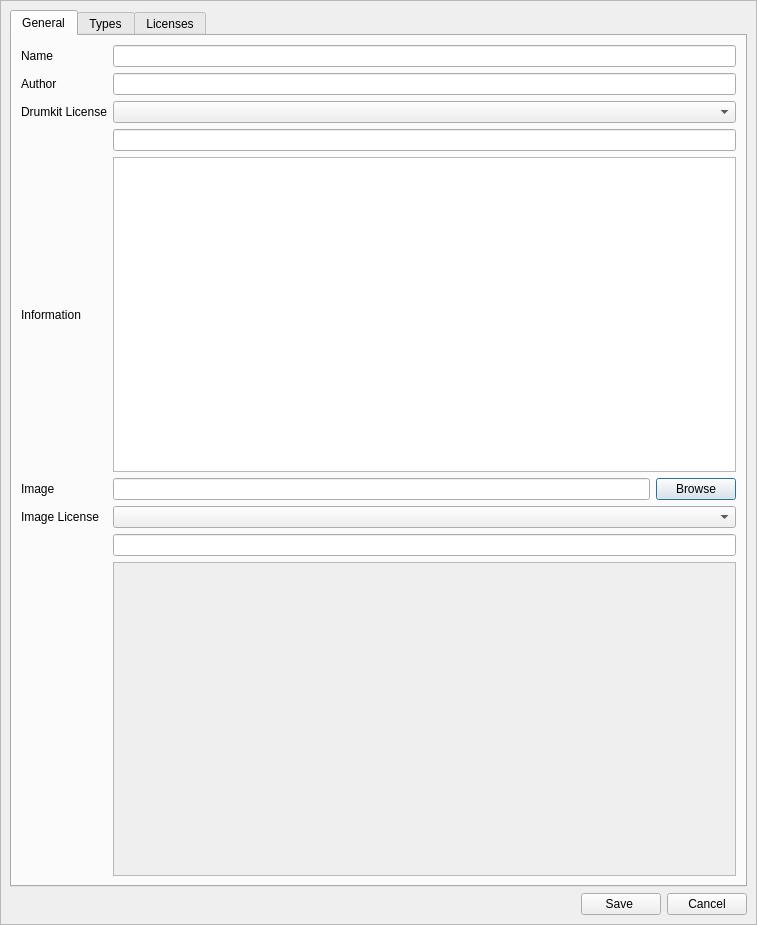
The window that src/gui/src/SoundLibrary/DrumkitPropertiesDialog_UI.ui (hydrogen-music/hydrogen) describes before a commit, drawn with Qt 5.
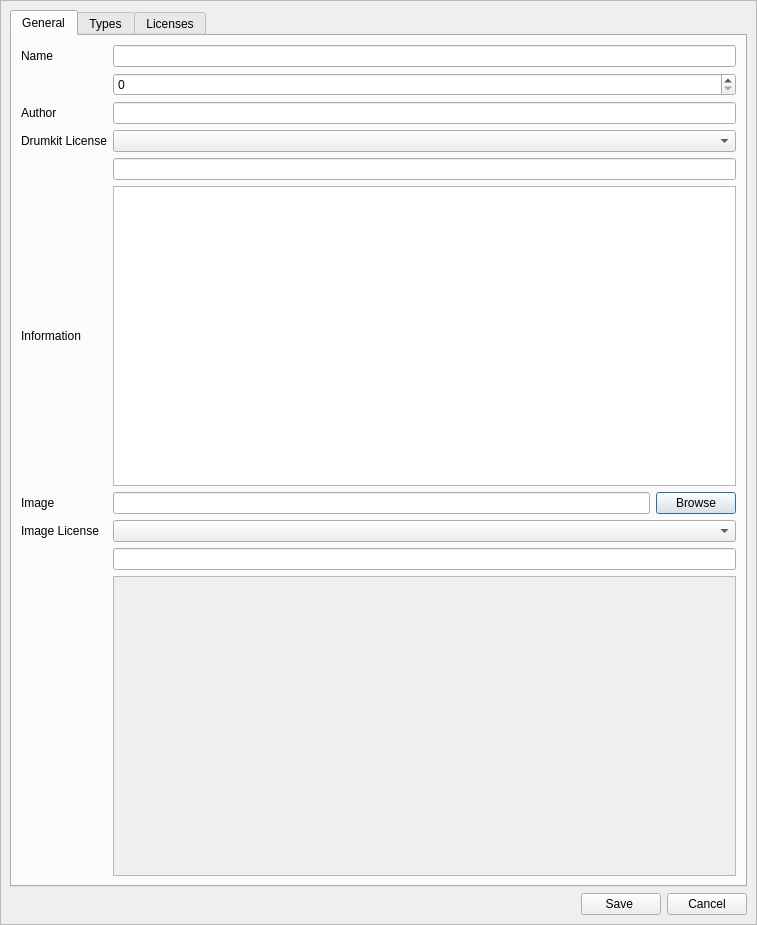
The same window after the commit. Custom widgets are drawn as their Qt base class.

Commit message:
DrumkitPropertiesDialog: set drumkit version
implements MADR 0002

```diff
--- a/src/gui/src/SoundLibrary/DrumkitPropertiesDialog_UI.ui
+++ b/src/gui/src/SoundLibrary/DrumkitPropertiesDialog_UI.ui
@@ -45,7 +45,7 @@
        <rect>
         <x>0</x>
         <y>0</y>
-        <width>752</width>
+        <width>755</width>
         <height>923</height>
        </rect>
       </property>
@@ -87,133 +87,7 @@
        <string>General</string>
       </attribute>
       <layout class="QGridLayout" name="gridLayout" columnstretch="0,1">
-       <item row="4" column="0">
-        <widget class="QLabel" name="label_3">
-         <property name="text">
-          <string>Information</string>
-         </property>
-         <property name="alignment">
-          <set>Qt::AlignLeading|Qt::AlignLeft|Qt::AlignVCenter</set>
-         </property>
-         <property name="wordWrap">
-          <bool>true</bool>
-         </property>
-        </widget>
-       </item>
-       <item row="7" column="0">
-        <widget class="QLabel" name="imageLicenseLbl">
-         <property name="sizePolicy">
-          <sizepolicy hsizetype="Expanding" vsizetype="Minimum">
-           <horstretch>0</horstretch>
-           <verstretch>0</verstretch>
-          </sizepolicy>
-         </property>
-         <property name="text">
-          <string>Image License</string>
-         </property>
-         <property name="wordWrap">
-          <bool>true</bool>
-         </property>
-        </widget>
-       </item>
-       <item row="6" column="1">
-        <layout class="QHBoxLayout" name="horizontalLayout_3">
-         <item>
-          <widget class="LCDDisplay" name="imageText">
-           <property name="sizePolicy">
-            <sizepolicy hsizetype="Expanding" vsizetype="Fixed">
-             <horstretch>0</horstretch>
-             <verstretch>0</verstretch>
-            </sizepolicy>
-           </property>
-           <property name="minimumSize">
-            <size>
-             <width>370</width>
-             <height>21</height>
-            </size>
-           </property>
-           <property name="text">
-            <string/>
-           </property>
-          </widget>
-         </item>
-         <item>
-          <widget class="Button" name="imageBrowsePushButton">
-           <property name="sizePolicy">
-            <sizepolicy hsizetype="Fixed" vsizetype="Fixed">
-             <horstretch>0</horstretch>
-             <verstretch>0</verstretch>
-            </sizepolicy>
-           </property>
-           <property name="text">
-            <string>Browse</string>
-           </property>
-          </widget>
-         </item>
-        </layout>
-       </item>
        <item row="4" column="1">
-        <widget class="LCDTextEdit" name="infoTxt">
-         <property name="sizePolicy">
-          <sizepolicy hsizetype="Expanding" vsizetype="MinimumExpanding">
-           <horstretch>0</horstretch>
-           <verstretch>0</verstretch>
-          </sizepolicy>
-         </property>
-         <property name="minimumSize">
-          <size>
-           <width>0</width>
-           <height>46</height>
-          </size>
-         </property>
-         <property name="styleSheet">
-          <string notr="true"/>
-         </property>
-         <property name="acceptRichText">
-          <bool>false</bool>
-         </property>
-        </widget>
-       </item>
-       <item row="1" column="1">
-        <widget class="LCDDisplay" name="authorTxt">
-         <property name="sizePolicy">
-          <sizepolicy hsizetype="Expanding" vsizetype="Fixed">
-           <horstretch>0</horstretch>
-           <verstretch>0</verstretch>
-          </sizepolicy>
-         </property>
-        </widget>
-       </item>
-       <item row="7" column="1">
-        <widget class="LCDCombo" name="imageLicenseComboBox">
-         <property name="sizePolicy">
-          <sizepolicy hsizetype="Expanding" vsizetype="Fixed">
-           <horstretch>0</horstretch>
-           <verstretch>0</verstretch>
-          </sizepolicy>
-         </property>
-        </widget>
-       </item>
-       <item row="2" column="0">
-        <widget class="QLabel" name="licenseLbl">
-         <property name="sizePolicy">
-          <sizepolicy hsizetype="Preferred" vsizetype="Minimum">
-           <horstretch>0</horstretch>
-           <verstretch>0</verstretch>
-          </sizepolicy>
-         </property>
-         <property name="text">
-          <string>Drumkit License</string>
-         </property>
-         <property name="alignment">
-          <set>Qt::AlignLeading|Qt::AlignLeft|Qt::AlignVCenter</set>
-         </property>
-         <property name="wordWrap">
-          <bool>true</bool>
-         </property>
-        </widget>
-       </item>
-       <item row="3" column="1">
         <widget class="LCDDisplay" name="licenseStringTxt">
          <property name="sizePolicy">
           <sizepolicy hsizetype="Expanding" vsizetype="Fixed">
@@ -226,76 +100,44 @@
          </property>
         </widget>
        </item>
-       <item row="1" column="0">
-        <widget class="QLabel" name="label_2">
-         <property name="sizePolicy">
-          <sizepolicy hsizetype="Expanding" vsizetype="Preferred">
-           <horstretch>0</horstretch>
-           <verstretch>0</verstretch>
-          </sizepolicy>
-         </property>
+           <item row="4" column="0">
+            <widget class="QLabel" name="licenseStringLbl">
          <property name="text">
-          <string>Author</string>
-         </property>
-        </widget>
-       </item>
-       <item row="0" column="1">
-        <widget class="LCDDisplay" name="nameTxt">
-         <property name="sizePolicy">
-          <sizepolicy hsizetype="Expanding" vsizetype="Fixed">
-           <horstretch>0</horstretch>
-           <verstretch>0</verstretch>
-          </sizepolicy>
-         </property>
-        </widget>
-       </item>
-       <item row="0" column="0">
-        <widget class="QLabel" name="label">
-         <property name="sizePolicy">
-          <sizepolicy hsizetype="Expanding" vsizetype="Fixed">
-           <horstretch>0</horstretch>
-           <verstretch>0</verstretch>
-          </sizepolicy>
-         </property>
-         <property name="text">
-          <string>Name</string>
-         </property>
-        </widget>
-       </item>
-       <item row="8" column="1">
-        <widget class="LCDDisplay" name="imageLicenseStringTxt">
-         <property name="sizePolicy">
-          <sizepolicy hsizetype="Expanding" vsizetype="Fixed">
-           <horstretch>0</horstretch>
-           <verstretch>0</verstretch>
-          </sizepolicy>
-         </property>
-        </widget>
-       </item>
-       <item row="6" column="0">
-        <widget class="QLabel" name="label_5">
-         <property name="sizePolicy">
-          <sizepolicy hsizetype="Preferred" vsizetype="Minimum">
-           <horstretch>0</horstretch>
-           <verstretch>0</verstretch>
-          </sizepolicy>
-         </property>
-         <property name="text">
-          <string>Image</string>
-         </property>
-        </widget>
-       </item>
-       <item row="2" column="1">
-        <widget class="LCDCombo" name="licenseComboBox">
-         <property name="sizePolicy">
-          <sizepolicy hsizetype="Expanding" vsizetype="Fixed">
-           <horstretch>0</horstretch>
-           <verstretch>0</verstretch>
-          </sizepolicy>
+              <string/>
          </property>
         </widget>
        </item>
        <item row="9" column="1">
+            <widget class="LCDDisplay" name="imageLicenseStringTxt">
+             <property name="sizePolicy">
+              <sizepolicy hsizetype="Expanding" vsizetype="Fixed">
+               <horstretch>0</horstretch>
+               <verstretch>0</verstretch>
+              </sizepolicy>
+             </property>
+            </widget>
+           </item>
+           <item row="9" column="0">
+            <widget class="QLabel" name="imageLicenseStringLbl">
+             <property name="text">
+              <string/>
+             </property>
+            </widget>
+           </item>
+           <item row="5" column="0">
+            <widget class="QLabel" name="label_3">
+             <property name="text">
+              <string>Information</string>
+             </property>
+             <property name="alignment">
+              <set>Qt::AlignLeading|Qt::AlignLeft|Qt::AlignVCenter</set>
+             </property>
+             <property name="wordWrap">
+              <bool>true</bool>
+             </property>
+            </widget>
+           </item>
+           <item row="10" column="1">
         <widget class="QLabel" name="drumkitImageLabel">
          <property name="sizePolicy">
           <sizepolicy hsizetype="Expanding" vsizetype="Expanding">
@@ -369,19 +211,187 @@
          </property>
         </widget>
        </item>
-       <item row="8" column="0">
-        <widget class="QLabel" name="imageLicenseStringLbl">
-         <property name="text">
-          <string/>
+           <item row="2" column="1">
+            <widget class="LCDDisplay" name="authorTxt">
+             <property name="sizePolicy">
+              <sizepolicy hsizetype="Expanding" vsizetype="Fixed">
+               <horstretch>0</horstretch>
+               <verstretch>0</verstretch>
+              </sizepolicy>
+             </property>
+            </widget>
+           </item>
+           <item row="5" column="1">
+            <widget class="LCDTextEdit" name="infoTxt">
+             <property name="sizePolicy">
+              <sizepolicy hsizetype="Expanding" vsizetype="MinimumExpanding">
+               <horstretch>0</horstretch>
+               <verstretch>0</verstretch>
+              </sizepolicy>
+             </property>
+             <property name="minimumSize">
+              <size>
+               <width>0</width>
+               <height>46</height>
+              </size>
+             </property>
+             <property name="styleSheet">
+              <string notr="true"/>
+             </property>
+             <property name="acceptRichText">
+              <bool>false</bool>
+             </property>
+            </widget>
+           </item>
+           <item row="8" column="1">
+            <widget class="LCDCombo" name="imageLicenseComboBox">
+             <property name="sizePolicy">
+              <sizepolicy hsizetype="Expanding" vsizetype="Fixed">
+               <horstretch>0</horstretch>
+               <verstretch>0</verstretch>
+              </sizepolicy>
          </property>
         </widget>
        </item>
        <item row="3" column="0">
-        <widget class="QLabel" name="licenseStringLbl">
+            <widget class="QLabel" name="licenseLbl">
+             <property name="sizePolicy">
+              <sizepolicy hsizetype="Preferred" vsizetype="Minimum">
+               <horstretch>0</horstretch>
+               <verstretch>0</verstretch>
+              </sizepolicy>
+             </property>
          <property name="text">
+              <string>Drumkit License</string>
+             </property>
+             <property name="alignment">
+              <set>Qt::AlignLeading|Qt::AlignLeft|Qt::AlignVCenter</set>
+             </property>
+             <property name="wordWrap">
+              <bool>true</bool>
+             </property>
+            </widget>
+           </item>
+           <item row="0" column="0">
+            <widget class="QLabel" name="label">
+             <property name="sizePolicy">
+              <sizepolicy hsizetype="Expanding" vsizetype="Fixed">
+               <horstretch>0</horstretch>
+               <verstretch>0</verstretch>
+              </sizepolicy>
+             </property>
+             <property name="text">
+              <string>Name</string>
+             </property>
+            </widget>
+           </item>
+           <item row="2" column="0">
+            <widget class="QLabel" name="label_2">
+             <property name="sizePolicy">
+              <sizepolicy hsizetype="Expanding" vsizetype="Preferred">
+               <horstretch>0</horstretch>
+               <verstretch>0</verstretch>
+              </sizepolicy>
+             </property>
+             <property name="text">
+              <string>Author</string>
+             </property>
+            </widget>
+           </item>
+           <item row="8" column="0">
+            <widget class="QLabel" name="imageLicenseLbl">
+             <property name="sizePolicy">
+              <sizepolicy hsizetype="Expanding" vsizetype="Minimum">
+               <horstretch>0</horstretch>
+               <verstretch>0</verstretch>
+              </sizepolicy>
+             </property>
+             <property name="text">
+              <string>Image License</string>
+             </property>
+             <property name="wordWrap">
+              <bool>true</bool>
+             </property>
+            </widget>
+           </item>
+           <item row="7" column="1">
+            <layout class="QHBoxLayout" name="horizontalLayout_3">
+             <item>
+              <widget class="LCDDisplay" name="imageText">
+               <property name="sizePolicy">
+                <sizepolicy hsizetype="Expanding" vsizetype="Fixed">
+                 <horstretch>0</horstretch>
+                 <verstretch>0</verstretch>
+                </sizepolicy>
+               </property>
+               <property name="minimumSize">
+                <size>
+                 <width>370</width>
+                 <height>21</height>
+                </size>
+               </property>
+               <property name="text">
           <string/>
          </property>
         </widget>
+             </item>
+             <item>
+              <widget class="Button" name="imageBrowsePushButton">
+               <property name="sizePolicy">
+                <sizepolicy hsizetype="Fixed" vsizetype="Fixed">
+                 <horstretch>0</horstretch>
+                 <verstretch>0</verstretch>
+                </sizepolicy>
+               </property>
+               <property name="text">
+                <string>Browse</string>
+               </property>
+              </widget>
+             </item>
+            </layout>
+           </item>
+           <item row="7" column="0">
+            <widget class="QLabel" name="label_5">
+             <property name="sizePolicy">
+              <sizepolicy hsizetype="Preferred" vsizetype="Minimum">
+               <horstretch>0</horstretch>
+               <verstretch>0</verstretch>
+              </sizepolicy>
+             </property>
+             <property name="text">
+              <string>Image</string>
+             </property>
+            </widget>
+           </item>
+           <item row="0" column="1">
+            <widget class="LCDDisplay" name="nameTxt">
+             <property name="sizePolicy">
+              <sizepolicy hsizetype="Expanding" vsizetype="Fixed">
+               <horstretch>0</horstretch>
+               <verstretch>0</verstretch>
+              </sizepolicy>
+             </property>
+            </widget>
+           </item>
+           <item row="3" column="1">
+            <widget class="LCDCombo" name="licenseComboBox">
+             <property name="sizePolicy">
+              <sizepolicy hsizetype="Expanding" vsizetype="Fixed">
+               <horstretch>0</horstretch>
+               <verstretch>0</verstretch>
+              </sizepolicy>
+             </property>
+            </widget>
+           </item>
+           <item row="1" column="0">
+            <widget class="QLabel" name="versionLabel">
+             <property name="text">
+              <string/>
+             </property>
+            </widget>
+           </item>
+           <item row="1" column="1">
+            <widget class="LCDSpinBox" name="versionSpinBox"/>
        </item>
       </layout>
      </widget>
@@ -488,30 +498,36 @@
   </layout>
  </widget>
  <customwidgets>
+  <customwidget>
+   <class>Button</class>
+   <extends>QPushButton</extends>
+   <header location="global">../src/Widgets/Button.h</header>
+   <container>1</container>
+  </customwidget>
+  <customwidget>
+   <class>LCDCombo</class>
+   <extends>QComboBox</extends>
+   <header location="global">../src/Widgets/LCDCombo.h</header>
+   <container>1</container>
+  </customwidget>
   <customwidget>
    <class>LCDDisplay</class>
    <extends>QLineEdit</extends>
    <header location="global">../src/Widgets/LCDDisplay.h</header>
    <container>1</container>
   </customwidget>
+  <customwidget>
+   <class>LCDSpinBox</class>
+   <extends>QSpinBox</extends>
+   <header location="global">../src/Widgets/LCDSpinBox.h</header>
+   <container>1</container>
+  </customwidget>
   <customwidget>
    <class>LCDTextEdit</class>
    <extends>QTextEdit</extends>
    <header location="global">../src/Widgets/LCDTextEdit.h</header>
    <container>1</container>
   </customwidget>
-  <customwidget>
-   <class>LCDCombo</class>
-   <extends>QComboBox</extends>
-   <header location="global">../src/Widgets/LCDCombo.h</header>
-   <container>1</container>
-  </customwidget>
-  <customwidget>
-   <class>Button</class>
-   <extends>QPushButton</extends>
-   <header location="global">../src/Widgets/Button.h</header>
-   <container>1</container>
-  </customwidget>
   <customwidget>
    <class>TypesTable</class>
    <extends>QTableWidget</extends>
```
Lines whose indentation alone changed are shown as unchanged. The commit also changes 1 other file.
